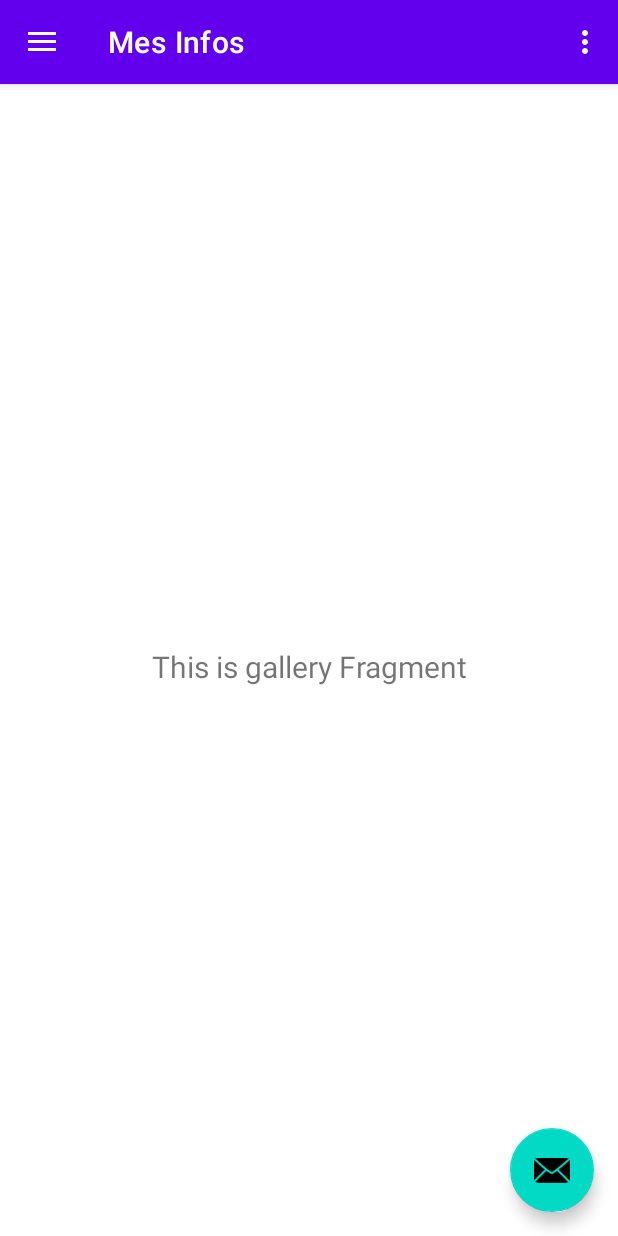
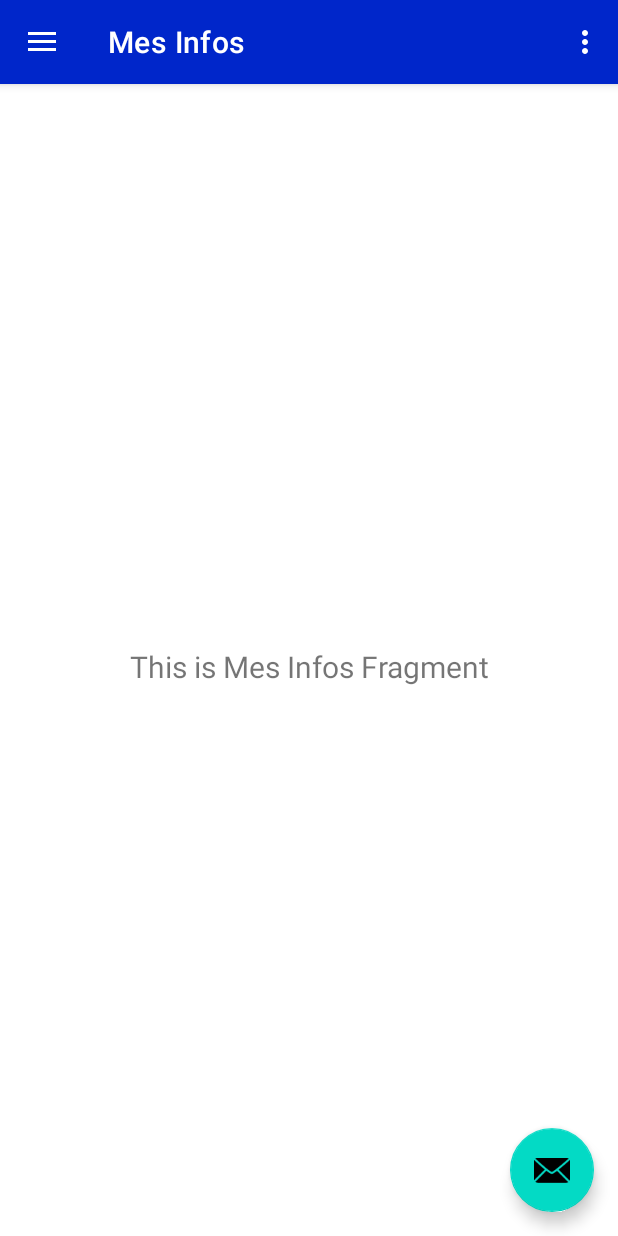
Before and after one commit to jasmine-riabi/BoatApp, an Android app: the screen it shows after launch (MainActivity), in the side drawer, after a tap on "Mes Infos", on a phone screen of 412 x 824 dp. Run offline under Robolectric (Android 15) with nearby library versions, the phone set to English and light mode, and no system bars; our stand-ins replace navigation-ui.

Commit message:
changements themes et corrections fautes

```diff
--- a/app/src/main/AndroidManifest.xml
+++ b/app/src/main/AndroidManifest.xml
@@ -11,7 +11,8 @@
         android:theme="@style/Theme.BoatApp">
         <activity
             android:name=".ui.escale.EscaleActivity"
-            android:exported="true" />
+            android:exported="true"
+            android:label="Escales"/>
         <activity
             android:name=".MainActivity"
             android:exported="true"
--- a/app/src/main/java/com/example/boatapp/ui/actualite/ActualiteViewModel.kt
+++ b/app/src/main/java/com/example/boatapp/ui/actualite/ActualiteViewModel.kt
@@ -7,7 +7,7 @@ import androidx.lifecycle.ViewModel
 class ActualiteViewModel : ViewModel() {
 
     private val _text = MutableLiveData<String>().apply {
-        value = "This is gallery Fragment"
+        value = "This is Actualités Fragment"
     }
     val text: LiveData<String> = _text
 }
--- a/app/src/main/java/com/example/boatapp/ui/info/InfoViewModel.kt
+++ b/app/src/main/java/com/example/boatapp/ui/info/InfoViewModel.kt
@@ -7,7 +7,7 @@ import androidx.lifecycle.ViewModel
 class InfoViewModel : ViewModel() {
 
     private val _text = MutableLiveData<String>().apply {
-        value = "This is gallery Fragment"
+        value = "This is Mes Infos Fragment"
     }
     val text: LiveData<String> = _text
 }
--- a/app/src/main/java/com/example/boatapp/ui/restaurant/RestaurantViewModel.kt
+++ b/app/src/main/java/com/example/boatapp/ui/restaurant/RestaurantViewModel.kt
@@ -7,7 +7,7 @@ import androidx.lifecycle.ViewModel
 class RestaurantViewModel : ViewModel() {
 
     private val _text = MutableLiveData<String>().apply {
-        value = "This is gallery Fragment"
+        value = "This is Restaurants Fragment"
     }
     val text: LiveData<String> = _text
 }
--- a/app/src/main/java/com/example/boatapp/ui/shopping/ShoppingViewModel.kt
+++ b/app/src/main/java/com/example/boatapp/ui/shopping/ShoppingViewModel.kt
@@ -7,7 +7,7 @@ import androidx.lifecycle.ViewModel
 class ShoppingViewModel : ViewModel() {
 
     private val _text = MutableLiveData<String>().apply {
-        value = "This is gallery Fragment"
+        value = "This is Shopping Fragment"
     }
     val text: LiveData<String> = _text
 }
--- a/app/src/main/res/values/colors.xml
+++ b/app/src/main/res/values/colors.xml
@@ -7,4 +7,8 @@
     <color name="teal_700">#FF018786</color>
     <color name="black">#FF000000</color>
     <color name="white">#FFFFFFFF</color>
+
+    <color name="primaryColor">#304ffe</color>
+    <color name="primaryLightColor">#7a7cff</color>
+    <color name="primaryDarkColor">#0026ca</color>
 </resources>
--- a/app/src/main/res/values/strings.xml
+++ b/app/src/main/res/values/strings.xml
@@ -7,7 +7,7 @@
     <string name="nav_header_desc">Navigation header</string>
     <string name="action_settings">Settings</string>
 
-    <string name="menu_home">Homes</string>
+    <string name="menu_home">Home</string>
     <string name="menu_info">Mes Infos</string>
     <string name="menu_restaurant">Restaurants</string>
     <string name="menu_shopping">Shopping</string>
--- a/app/src/main/res/values/themes.xml
+++ b/app/src/main/res/values/themes.xml
@@ -2,8 +2,8 @@
     <!-- Base application theme. -->
     <style name="Theme.BoatApp" parent="Theme.MaterialComponents.DayNight.DarkActionBar">
         <!-- Primary brand color. -->
-        <item name="colorPrimary">@color/purple_500</item>
-        <item name="colorPrimaryVariant">@color/purple_700</item>
+        <item name="colorPrimary">@color/primaryDarkColor</item>
+        <item name="colorPrimaryVariant">@color/primaryColor</item>
         <item name="colorOnPrimary">@color/white</item>
         <!-- Secondary brand color. -->
         <item name="colorSecondary">@color/teal_200</item>
```
